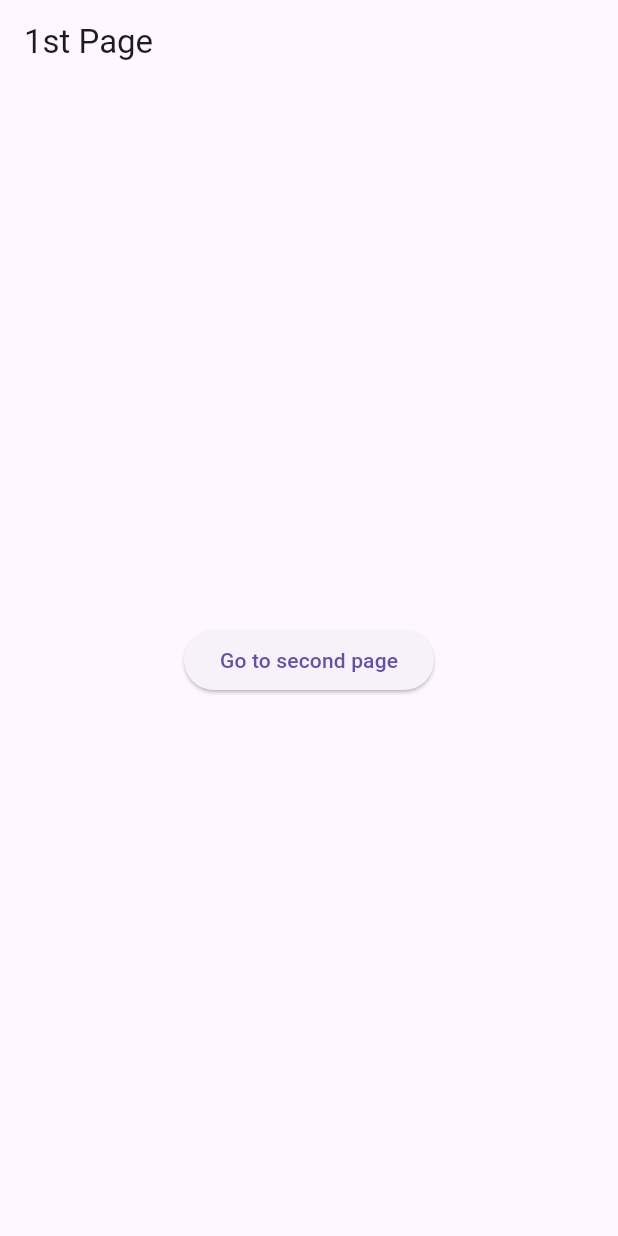
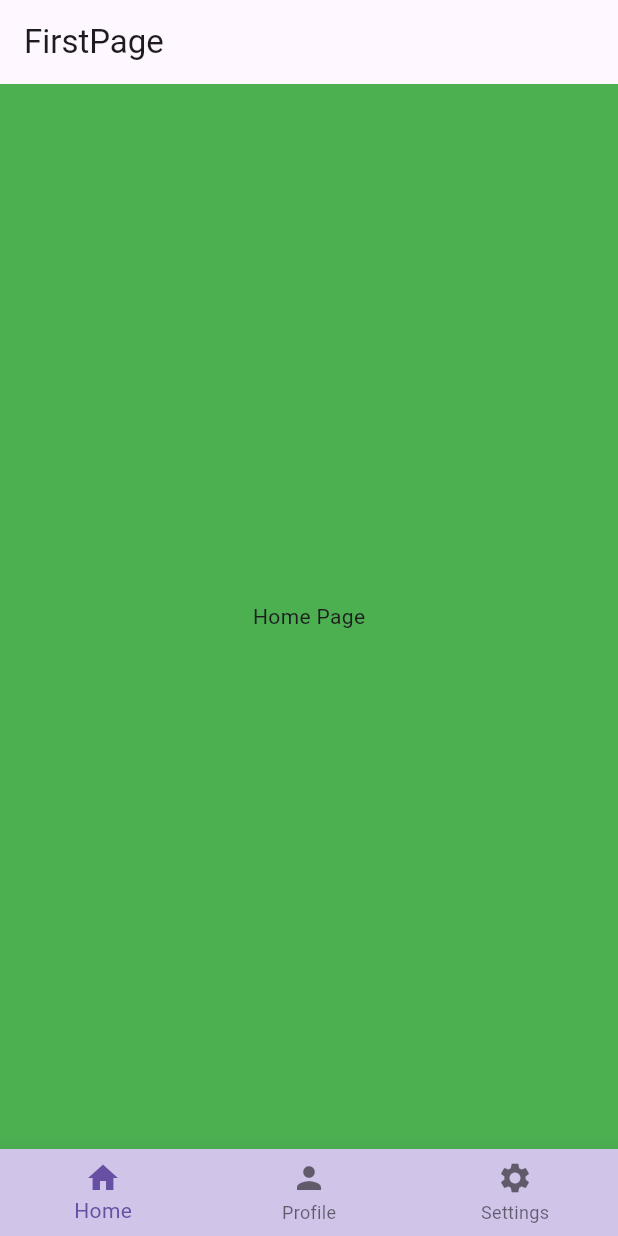
Before and after one commit to mwest0101/dev_flutter_curso_fullFlutterMasterClass, a Flutter app: the screen it shows after launch, on a phone screen of 412 x 824 dp. Run offline on Flutter 3.47's test engine with Material 3 defaults, Android fonts, the phone set to English and light mode, and no system bars.

Commit message:
se agrego barra de menu inferior

```diff
--- a/lib/main.dart
+++ b/lib/main.dart
@@ -1,11 +1,13 @@
 import 'package:flutter/material.dart';
 
 import 'package:full_flutter_master_class/pages/first_page.dart';
-import 'package:full_flutter_master_class/pages/second_page.dart';
+import 'package:full_flutter_master_class/pages/home_page.dart';
+import 'package:full_flutter_master_class/pages/settings_page.dart';
 
 /*
 https://www.youtube.com/watch?v=TclK5gNM_PM&t=3056s
-video:50:38
+video:57:24
+
 
 
 */
@@ -24,10 +26,11 @@
   Widget build(BuildContext context) {
     return MaterialApp(
         debugShowCheckedModeBanner: false,
-        home: const FirstPage(),
+        home: FirstPage(),
         routes: {
-          '/firstpage': (context) => const FirstPage(),
-          '/secondpage': (context) => const SecondPage(),
+          '/firstpage': (context) => FirstPage(),
+          '/homepage': (context) => HomePage(),
+          '/settingspage': (context) => SettingsPage(),
         });
   }
 }
--- a/lib/pages/first_page.dart
+++ b/lib/pages/first_page.dart
@@ -1,26 +1,81 @@
 import 'package:flutter/material.dart';
-import 'package:full_flutter_master_class/pages/second_page.dart';
+import 'package:full_flutter_master_class/pages/settings_page.dart';
+import 'package:full_flutter_master_class/pages/home_page.dart';
+import 'package:full_flutter_master_class/pages/profile_page.dart';
 
-class FirstPage extends StatelessWidget {
-  const FirstPage({super.key});
+class FirstPage extends StatefulWidget {
+  FirstPage({super.key});
+
+  @override
+  State<FirstPage> createState() => _FirstPageState();
+}
+
+class _FirstPageState extends State<FirstPage> {
+  int _selectedIndex = 0;
+
+  void _navigateBottomBar(int index){
+    setState((){
+      _selectedIndex = index;
+    });
+  }
+
+  final List _pages = [
+    HomePage(),
+    ProfilePage(),
+    SettingsPage(),
+  ];
 
   @override
   Widget build(BuildContext context) {
     return Scaffold(
-      appBar: AppBar(title: Text("1st Page")),
-      body: Center(
-        child: ElevatedButton(
-          child: const Text("Go to second page"),
-          onPressed: () {
-            Navigator.push(
-              context,
-              MaterialPageRoute(
-                builder: (context) => SecondPage(),
-              ),
-            );
-          },
-        ),
+      appBar: AppBar(title: Text("FirstPage")),
+      body: _pages[_selectedIndex],
+      bottomNavigationBar: BottomNavigationBar(
+        currentIndex: _selectedIndex,
+        onTap: _navigateBottomBar,
+        backgroundColor: Colors.deepPurple[100],
+        items: [
+          BottomNavigationBarItem(
+            icon: Icon(Icons.home),
+            label: 'Home',
+          ),
+          BottomNavigationBarItem(
+            icon: Icon(Icons.person),
+            label: 'Profile',
+          ),
+          BottomNavigationBarItem(
+            icon: Icon(Icons.settings),
+            label: 'Settings',
+          ),
+        ],
       ),
     );
   }
 }
+/*
+      drawer: Drawer(
+        backgroundColor: Colors.deepPurple[100],
+        child: Column(
+          children: [
+            const DrawerHeader(
+              child: Icon(
+                Icons.favorite,
+                size: 48,
+              ),
+            ),
+            ListTile(
+                leading: Icon(Icons.home),
+                title: Text("H O M E"),
+                onTap: () {
+                  Navigator.pushNamed(context, '/homepage');
+                }),
+            ListTile(
+                leading: Icon(Icons.settings),
+                title: Text("S E T T I N G S"),
+                onTap: () {
+                  Navigator.pushNamed(context, '/settingspage');
+                }),
+          ],
+        ),
+      ),
+      */
--- /dev/null
+++ b/lib/pages/home_page.dart
@@ -0,0 +1,15 @@
+import 'package:flutter/material.dart';
+
+class HomePage extends StatelessWidget {
+  const HomePage({super.key});
+
+  @override
+  Widget build(BuildContext context) {
+    return Scaffold(
+      backgroundColor: Colors.green,
+      body: Center(
+        child: Text("Home Page"),
+      ),
+    );
+  }
+}
```
Also changed, not shown: lib/pages/profile_page.dart (added, +15 -0 lines), lib/pages/second_page.dart (deleted, +0 -14 lines), lib/pages/settings_page.dart (added, +15 -0 lines).
